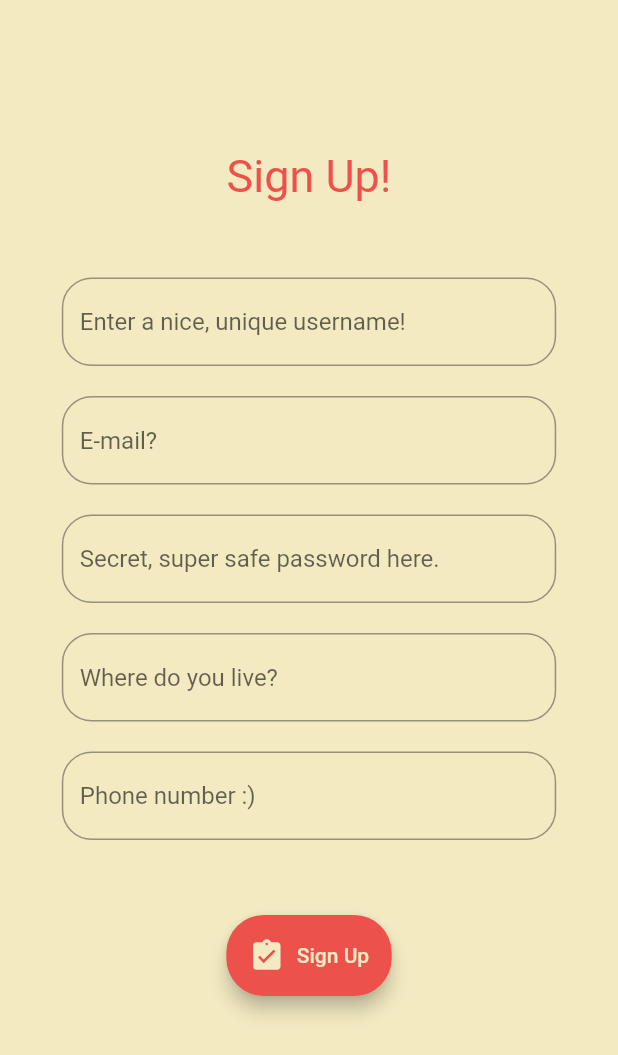
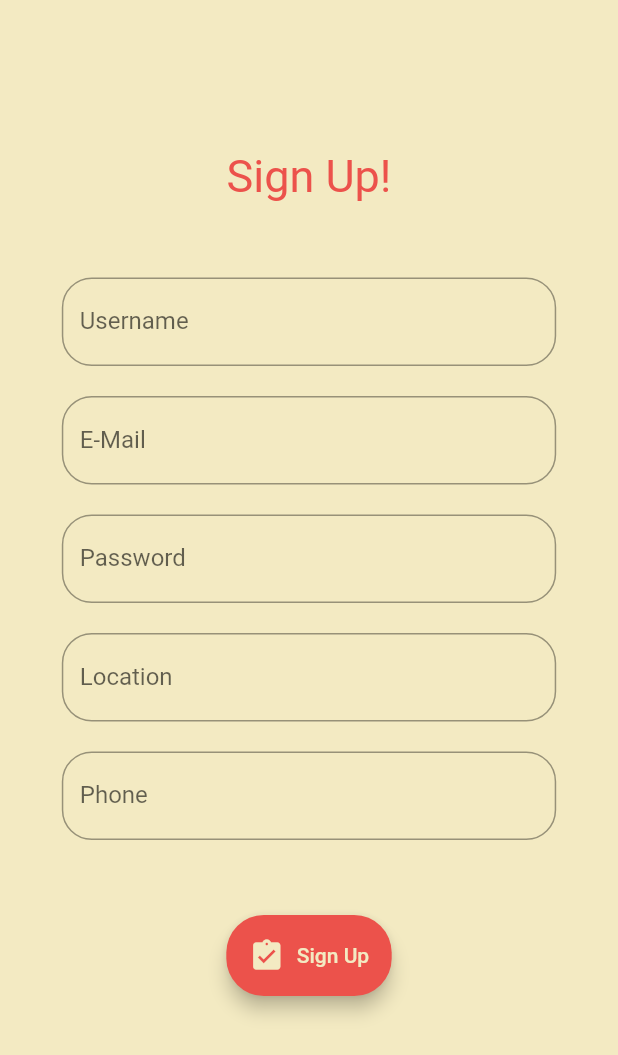
Before and after one commit to cyberwizard1001/trees_go, a Flutter app: the screen it shows after launch, after a tap on "Signup", on a phone screen of 412 x 824 dp. Shown: the top 1055 px of the screen. Run offline on Flutter 3.47's test engine with Material 2 defaults, Android fonts, the phone set to English and light mode, and no system bars; network calls fail; key blocks and very long unbroken strings in the code were emptied for the run.

Commit message:
Signup done

```diff
--- a/lib/signup.dart
+++ b/lib/signup.dart
@@ -39,6 +39,7 @@ class Signup_Class extends StatelessWidget{
                   width: MediaQuery.of(context).size.width*0.8,
                   child: TextField(
                     decoration: const InputDecoration(
+                      labelText: 'Username',
                       border: OutlineInputBorder(
                           borderRadius: BorderRadius.all(Radius.circular(20))
                       ),
@@ -56,6 +57,7 @@ class Signup_Class extends StatelessWidget{
                   child: TextField(
                     keyboardType: TextInputType.emailAddress,
                     decoration: const InputDecoration(
+                      labelText: 'E-Mail',
                       border: OutlineInputBorder(
                           borderRadius: BorderRadius.all(Radius.circular(20))
                       ),
@@ -73,6 +75,7 @@ class Signup_Class extends StatelessWidget{
                   child: TextField(
                     keyboardType: TextInputType.visiblePassword,
                     decoration: const InputDecoration(
+                      labelText: 'Password',
                       border: OutlineInputBorder(
                           borderRadius: BorderRadius.all(Radius.circular(20))
                       ),
@@ -89,6 +92,7 @@ class Signup_Class extends StatelessWidget{
                   width: MediaQuery.of(context).size.width*0.8,
                   child: TextField(
                     decoration: const InputDecoration(
+                      labelText: 'Location',
                       border: OutlineInputBorder(
                           borderRadius: BorderRadius.all(Radius.circular(20))
                       ),
@@ -106,6 +110,7 @@ class Signup_Class extends StatelessWidget{
                   child: TextField(
                     keyboardType: TextInputType.phone,
                     decoration: const InputDecoration(
+                      labelText: 'Phone',
                       border: OutlineInputBorder(
                           borderRadius: BorderRadius.all(Radius.circular(20))
                       ),
```
